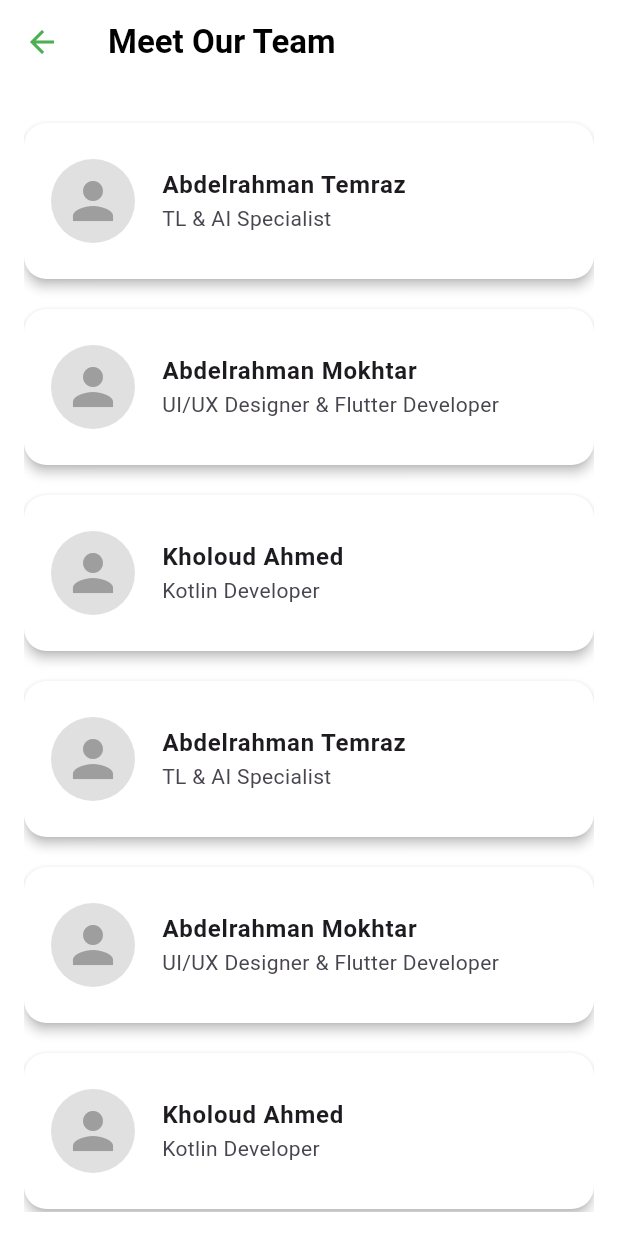
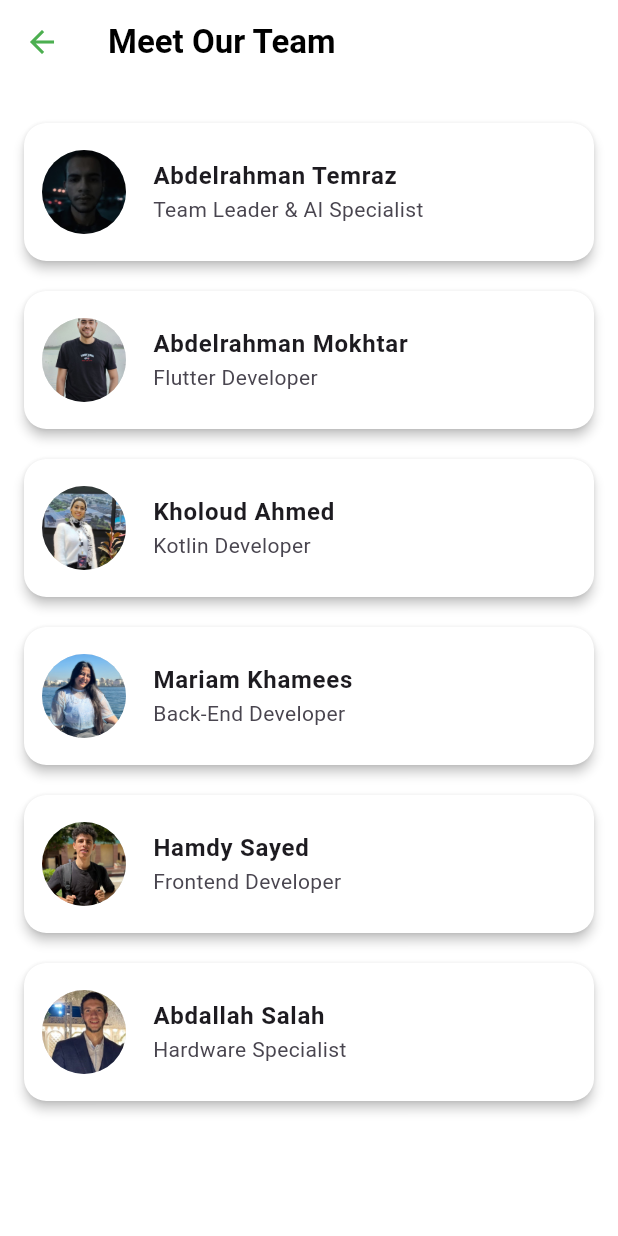
Before and after one commit to abdo-mokhtar/ecoproject, a Flutter app: the MeetOurTeamPage screen opened directly, on a phone screen of 412 x 824 dp. Run offline on Flutter 3.47's test engine with Material 3 defaults, Android fonts, the phone set to English and light mode, and no system bars; our stand-ins replace lottie, smooth_page_indicator.

Commit message:
edite meet our team page

```diff
--- a/lib/meet_our_team.dart
+++ b/lib/meet_our_team.dart
@@ -3,19 +3,29 @@ import 'package:flutter/material.dart';
 class MeetOurTeamPage extends StatelessWidget {
   final List<TeamMember> teamMembers = [
     TeamMember(
-        name: "Abdelrahman Temraz", role: "TL & AI Specialist", imagePath: ""),
+        name: "Abdelrahman Temraz",
+        role: "Team Leader & AI Specialist",
+        imagePath: "assets/images/Temraz.PNG"),
     TeamMember(
         name: "Abdelrahman Mokhtar",
-        role: "UI/UX Designer & Flutter Developer",
-        imagePath: ""),
-    TeamMember(name: "Kholoud Ahmed", role: "Kotlin Developer", imagePath: ""),
+        role: "Flutter Developer",
+        imagePath: "assets/images/Mokhtar.jpg"),
     TeamMember(
-        name: "Abdelrahman Temraz", role: "TL & AI Specialist", imagePath: ""),
+        name: "Kholoud Ahmed",
+        role: "Kotlin Developer",
+        imagePath: "assets/images/Kholoud.jpg"),
     TeamMember(
-        name: "Abdelrahman Mokhtar",
-        role: "UI/UX Designer & Flutter Developer",
-        imagePath: ""),
-    TeamMember(name: "Kholoud Ahmed", role: "Kotlin Developer", imagePath: ""),
+        name: "Mariam Khamees",
+        role: "Back-End Developer",
+        imagePath: "assets/images/Mariam.jpg"),
+    TeamMember(
+        name: "Hamdy Sayed",
+        role: "Frontend Developer",
+        imagePath: "assets/images/Hamdy.jpg"),
+    TeamMember(
+        name: "Abdallah Salah",
+        role: "Hardware Specialist",
+        imagePath: "assets/images/Abdullah.jpg"),
   ];
 
   @override
@@ -33,7 +43,7 @@ class MeetOurTeamPage extends StatelessWidget {
         backgroundColor: Colors.white,
         elevation: 0,
       ),
-      backgroundColor: Colors.white, // Ensures the background is white
+      backgroundColor: Colors.white,
       body: Padding(
         padding: const EdgeInsets.all(16.0),
         child: ListView.builder(
@@ -46,9 +56,9 @@ class MeetOurTeamPage extends StatelessWidget {
               ),
               elevation: 3,
               margin: const EdgeInsets.symmetric(vertical: 10),
-              color: Colors.white, // Ensures each card has a white background
+              color: Colors.white,
               child: ListTile(
-                contentPadding: const EdgeInsets.all(16),
+                contentPadding: const EdgeInsets.all(10),
                 leading: CircleAvatar(
                   radius: 30,
                   backgroundImage: member.imagePath.isNotEmpty
--- a/pubspec.yaml
+++ b/pubspec.yaml
@@ -78,6 +78,7 @@ flutter:
     - assets/gif/
     - assets/json/
 
+
   #   - images/a_dot_ham.jpeg
 
   # An image asset can refer to one or more resolution-specific "variants", see
```
Also changed, not shown: assets/images/Abdullah.jpg (added), assets/images/Hamdy.jpg (added), assets/images/Kholoud.jpg (added), assets/images/Mariam.jpg (added), assets/images/Mokhtar.jpg (added), assets/images/Temraz.PNG (added).
